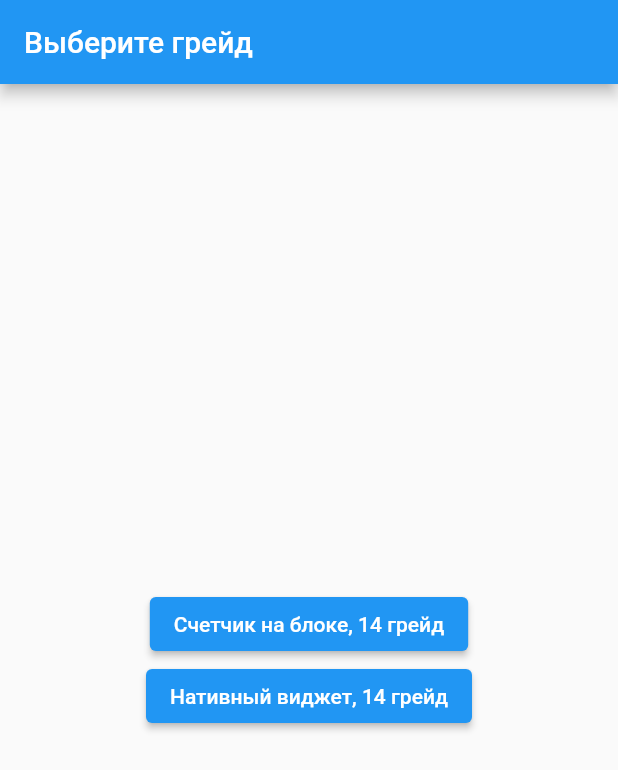
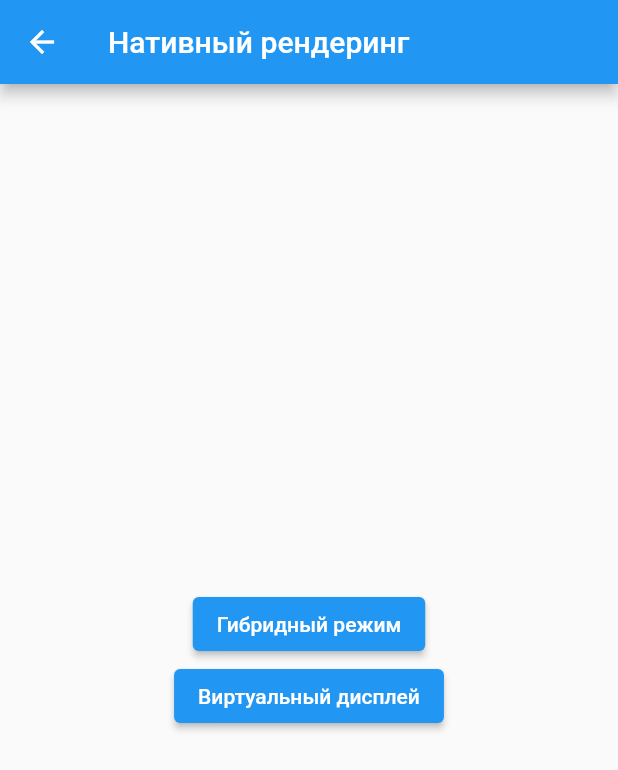
Before and after one commit to Alex-A4/GradesProject, a Flutter app: the screen it shows after launch, after a tap on "Нативный виджет, 14 грейд", on a phone screen of 412 x 824 dp. Shown: the top 770 px of the screen. Run offline on Flutter 3.47's test engine with Material 2 defaults, Android fonts, the phone set to English and light mode, and no system bars; our stand-ins replace bloc, equatable, flutter_bloc.

Commit message:
Add and complete native widget

```diff
--- /dev/null
+++ b/lib/grade-14/native_view/native_widget_screen.dart
@@ -0,0 +1,31 @@
+import 'package:flutter/material.dart';
+import 'package:grades_app/main.dart';
+
+/// Экран, позволяющий открыть под-экраны для просмотра нативного рендеринга в
+/// двух режимах.
+@immutable
+class NativeWidgetScreen extends StatelessWidget {
+  const NativeWidgetScreen({Key? key}) : super(key: key);
+
+  @override
+  Widget build(BuildContext context) {
+    return Scaffold(
+      appBar: AppBar(title: Text('Нативный рендеринг')),
+      body: Center(
+        child: Column(
+          mainAxisAlignment: MainAxisAlignment.center,
+          children: [
+            ElevatedButton(
+              onPressed: () => Navigator.of(context).pushNamed(kNativeHybrid),
+              child: Text('Гибридный режим'),
+            ),
+            ElevatedButton(
+              onPressed: () => Navigator.of(context).pushNamed(kNativeVirtual),
+              child: Text('Виртуальный дисплей'),
+            ),
+          ],
+        ),
+      ),
+    );
+  }
+}
--- a/lib/main.dart
+++ b/lib/main.dart
@@ -1,8 +1,14 @@
 import 'package:flutter/material.dart';
 import 'package:grades_app/grade-14/bloc/ui/counter_screen.dart';
+import 'package:grades_app/grade-14/native_view/display_mode.dart';
+import 'package:grades_app/grade-14/native_view/hybrid_mode.dart';
+import 'package:grades_app/grade-14/native_view/native_widget_screen.dart';
 
 const kRoot = '/';
 const kBlocPath = '/bloc';
+const kNativeWidget = '/native';
+const kNativeHybrid = '/native/hybrid';
+const kNativeVirtual = '/native/virtual';
 
 void main() {
   runApp(MaterialApp(
@@ -11,6 +17,9 @@ void main() {
     routes: {
       kRoot: (_) => GradesRoot(),
       kBlocPath: (_) => CounterScreen(),
+      kNativeWidget: (_) => NativeWidgetScreen(),
+      kNativeVirtual: (_) => NativeWidgetVirtualDisplay(),
+      kNativeHybrid: (_) => NativeWidgetHybrid(),
     },
   ));
 }
@@ -33,7 +42,7 @@ class GradesRoot extends StatelessWidget {
               child: Text('Счетчик на блоке, 14 грейд'),
             ),
             ElevatedButton(
-              onPressed: () {},
+              onPressed: () => Navigator.of(context).pushNamed(kNativeWidget),
               child: Text('Нативный виджет, 14 грейд'),
             ),
           ],
```
Also changed, not shown: lib/grade-14/native_view/display_mode.dart (added, +30 -0 lines), lib/grade-14/native_view/hybrid_mode.dart (added, +50 -0 lines), 4 other files.
